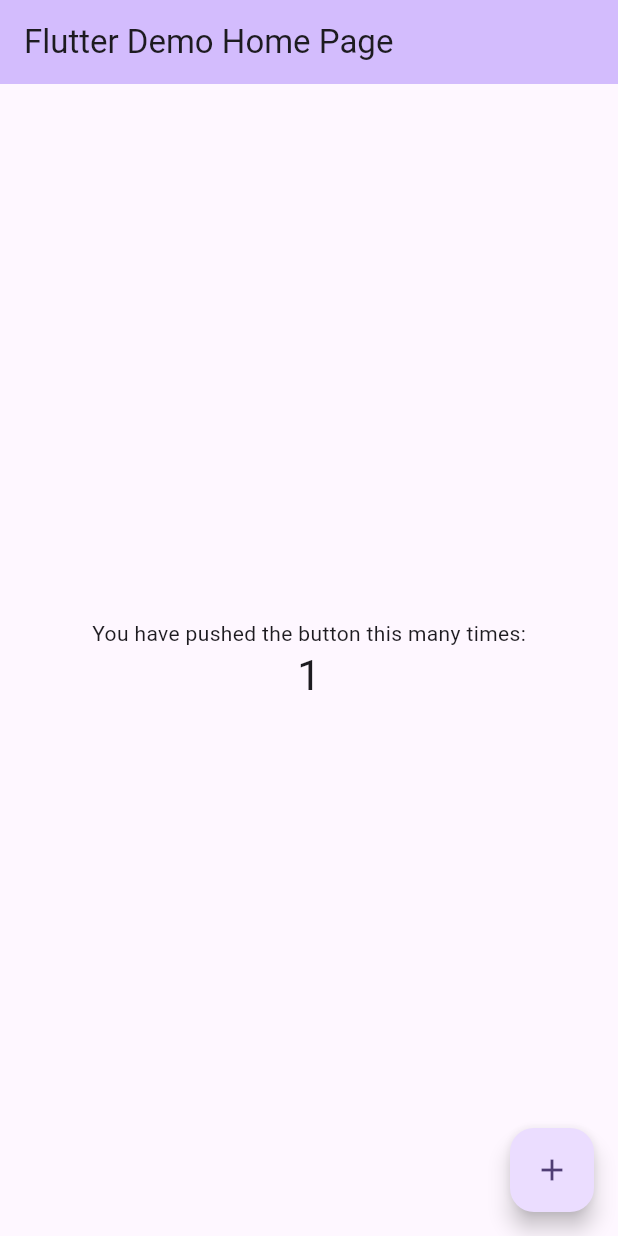
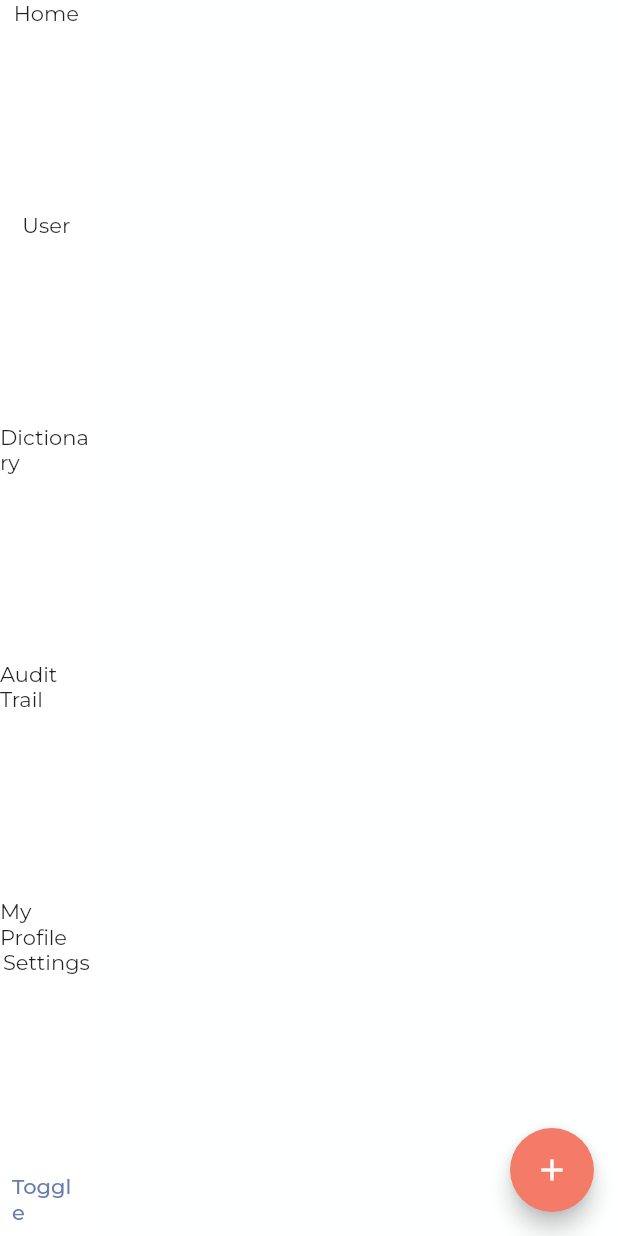
Before and after one commit to Altafxx/Flutter-Admin-Panel, a Flutter app: the screen it shows after launch, after a tap on the "add" icon, on a phone screen of 412 x 824 dp. Run offline on Flutter 3.47's test engine with Material 2 defaults, Android fonts, the phone set to English and light mode, and no system bars; our stand-ins replace google_fonts.

Commit message:
Sidebar Draft

```diff
--- /dev/null
+++ b/lib/Components/sidebar.dart
@@ -0,0 +1 @@
+import 'package:flutter/material.dart';
--- /dev/null
+++ b/lib/Views/home.dart
@@ -0,0 +1 @@
+import 'package:flutter/material.dart';
--- /dev/null
+++ b/lib/default.dart
@@ -0,0 +1,70 @@
+import 'package:flutter/material.dart';
+
+class Default extends StatefulWidget {
+  const Default({super.key, required this.title});
+
+  final String title;
+
+  @override
+  State<Default> createState() => _DefaultState();
+}
+
+class _DefaultState extends State<Default> {
+  int _counter = 0;
+  bool sidebar = true;
+
+  void _incrementCounter() {
+    setState(() {
+      _counter++;
+    });
+  }
+
+  void toggleSidebar() => setState(() => sidebar = !sidebar);
+
+  @override
+  Widget build(BuildContext context) {
+    return Scaffold(
+      // appBar: AppBar(
+      //   backgroundColor: Theme.of(context).colorScheme.inversePrimary,
+      //   title: Text(widget.title),
+      // ),
+      body: Center(
+          child: Row(children: [
+        Flexible(
+            fit: sidebar ? FlexFit.tight : FlexFit.loose,
+            child: Container(
+              // color: Color.fromRGBO(49, 59, 75, 1),
+              color: Theme.of(context).colorScheme.onSecondary,
+              child: Column(mainAxisAlignment: MainAxisAlignment.spaceBetween, children: [
+                Text("Home"),
+                Text("User"),
+                Text("Dictionary"),
+                Text("Audit Trail"),
+                Column(children: [Text("My Profile"), Text("Settings")]),
+                TextButton(onPressed: () => toggleSidebar(), child: Text("Toggle"))
+              ]),
+            )),
+        Container(width: MediaQuery.of(context).size.width * 0.85)
+      ])
+
+          // Column(
+          //   mainAxisAlignment: MainAxisAlignment.center,
+          //   children: <Widget>[
+          //     const Text(
+          //       'You have pushed the button this many times:',
+          //     ),
+          //     Text(
+          //       '$_counter',
+          //       style: Theme.of(context).textTheme.headlineMedium,
+          //     ),
+          //   ],
+          // ),
+          ),
+      floatingActionButton: FloatingActionButton(
+        onPressed: _incrementCounter,
+        tooltip: 'Increment',
+        child: const Icon(Icons.add),
+      ),
+    );
+  }
+}
--- a/lib/main.dart
+++ b/lib/main.dart
@@ -1,4 +1,9 @@
 import 'package:flutter/material.dart';
+import 'package:flutter/services.dart';
+
+import './default.dart';
+
+import './theme.dart';
 
 void main() {
   runApp(const MyApp());
@@ -10,116 +15,14 @@ class MyApp extends StatelessWidget {
   // This widget is the root of your application.
   @override
   Widget build(BuildContext context) {
+    SystemChrome.setSystemUIOverlayStyle(
+        const SystemUiOverlayStyle(statusBarColor: Colors.transparent, statusBarIconBrightness: Brightness.dark));
+
     return MaterialApp(
-      title: 'Flutter Demo',
-      theme: ThemeData(
-        // This is the theme of your application.
-        //
-        // TRY THIS: Try running your application with "flutter run". You'll see
-        // the application has a blue toolbar. Then, without quitting the app,
-        // try changing the seedColor in the colorScheme below to Colors.green
-        // and then invoke "hot reload" (save your changes or press the "hot
-        // reload" button in a Flutter-supported IDE, or press "r" if you used
-        // the command line to start the app).
-        //
-        // Notice that the counter didn't reset back to zero; the application
-        // state is not lost during the reload. To reset the state, use hot
-        // restart instead.
-        //
-        // This works for code too, not just values: Most code changes can be
-        // tested with just a hot reload.
-        colorScheme: ColorScheme.fromSeed(seedColor: Colors.deepPurple),
-        useMaterial3: true,
-      ),
-      home: const MyHomePage(title: 'Flutter Demo Home Page'),
+      title: 'Admin Panel',
+      theme: lightThemeDataCustom,
+      darkTheme: darkThemeDataCustom,
+      home: const Default(title: "Home"),
     );
   }
 }
-
-class MyHomePage extends StatefulWidget {
-  const MyHomePage({super.key, required this.title});
-
-  // This widget is the home page of your application. It is stateful, meaning
-  // that it has a State object (defined below) that contains fields that affect
-  // how it looks.
-
-  // This class is the configuration for the state. It holds the values (in this
-  // case the title) provided by the parent (in this case the App widget) and
-  // used by the build method of the State. Fields in a Widget subclass are
-  // always marked "final".
-
-  final String title;
-
-  @override
-  State<MyHomePage> createState() => _MyHomePageState();
-}
-
-class _MyHomePageState extends State<MyHomePage> {
-  int _counter = 0;
-
-  void _incrementCounter() {
-    setState(() {
-      // This call to setState tells the Flutter framework that something has
-      // changed in this State, which causes it to rerun the build method below
-      // so that the display can reflect the updated values. If we changed
-      // _counter without calling setState(), then the build method would not be
-      // called again, and so nothing would appear to happen.
-      _counter++;
-    });
-  }
-
-  @override
-  Widget build(BuildContext context) {
-    // This method is rerun every time setState is called, for instance as done
-    // by the _incrementCounter method above.
-    //
-    // The Flutter framework has been optimized to make rerunning build methods
-    // fast, so that you can just rebuild anything that needs updating rather
-    // than having to individually change instances of widgets.
-    return Scaffold(
-      appBar: AppBar(
-        // TRY THIS: Try changing the color here to a specific color (to
-        // Colors.amber, perhaps?) and trigger a hot reload to see the AppBar
-        // change color while the other colors stay the same.
-        backgroundColor: Theme.of(context).colorScheme.inversePrimary,
-        // Here we take the value from the MyHomePage object that was created by
-        // the App.build method, and use it to set our appbar title.
-        title: Text(widget.title),
-      ),
-      body: Center(
-        // Center is a layout widget. It takes a single child and positions it
-        // in the middle of the parent.
-        child: Column(
-          // Column is also a layout widget. It takes a list of children and
-          // arranges them vertically. By default, it sizes itself to fit its
-          // children horizontally, and tries to be as tall as its parent.
-          //
-          // Column has various properties to control how it sizes itself and
-          // how it positions its children. Here we use mainAxisAlignment to
-          // center the children vertically; the main axis here is the vertical
-          // axis because Columns are vertical (the cross axis would be
-          // horizontal).
-          //
-          // TRY THIS: Invoke "debug painting" (choose the "Toggle Debug Paint"
-          // action in the IDE, or press "p" in the console), to see the
-          // wireframe for each widget.
-          mainAxisAlignment: MainAxisAlignment.center,
-          children: <Widget>[
-            const Text(
-              'You have pushed the button this many times:',
-            ),
-            Text(
-              '$_counter',
-              style: Theme.of(context).textTheme.headlineMedium,
-            ),
-          ],
-        ),
-      ),
-      floatingActionButton: FloatingActionButton(
-        onPressed: _incrementCounter,
-        tooltip: 'Increment',
-        child: const Icon(Icons.add),
-      ), // This trailing comma makes auto-formatting nicer for build methods.
-    );
-  }
-}
--- /dev/null
+++ b/lib/theme.dart
@@ -0,0 +1,28 @@
+import './color_scheme.dart';
+
+import 'package:flutter/material.dart';
+import 'package:google_fonts/google_fonts.dart';
+
+final ThemeData lightThemeDataCustom = _buildLightTheme();
+
+ThemeData _buildLightTheme() {
+  final ThemeData base = ThemeData.light();
+  return base.copyWith(
+    colorScheme: lightColorScheme,
+    primaryColor: lightColorScheme.primary,
+    scaffoldBackgroundColor: lightColorScheme.background,
+    textTheme: GoogleFonts.montserratTextTheme(ThemeData.light().textTheme),
+  );
+}
+
+final ThemeData darkThemeDataCustom = _buildDarkTheme();
+
+ThemeData _buildDarkTheme() {
+  final ThemeData base = ThemeData.dark();
+  return base.copyWith(
+    colorScheme: darkColorScheme,
+    primaryColor: darkColorScheme.primary,
+    scaffoldBackgroundColor: darkColorScheme.background,
+    textTheme: GoogleFonts.montserratTextTheme(ThemeData.dark().textTheme),
+  );
+}
--- a/pubspec.yaml
+++ b/pubspec.yaml
@@ -35,6 +35,7 @@ dependencies:
   # The following adds the Cupertino Icons font to your application.
   # Use with the CupertinoIcons class for iOS style icons.
   cupertino_icons: ^1.0.2
+  google_fonts: ^4.0.5
 
 dev_dependencies:
   flutter_test:
```
Also changed, not shown: lib/color_scheme.dart (added, +30 -0 lines), pubspec.lock, 2 other files.
